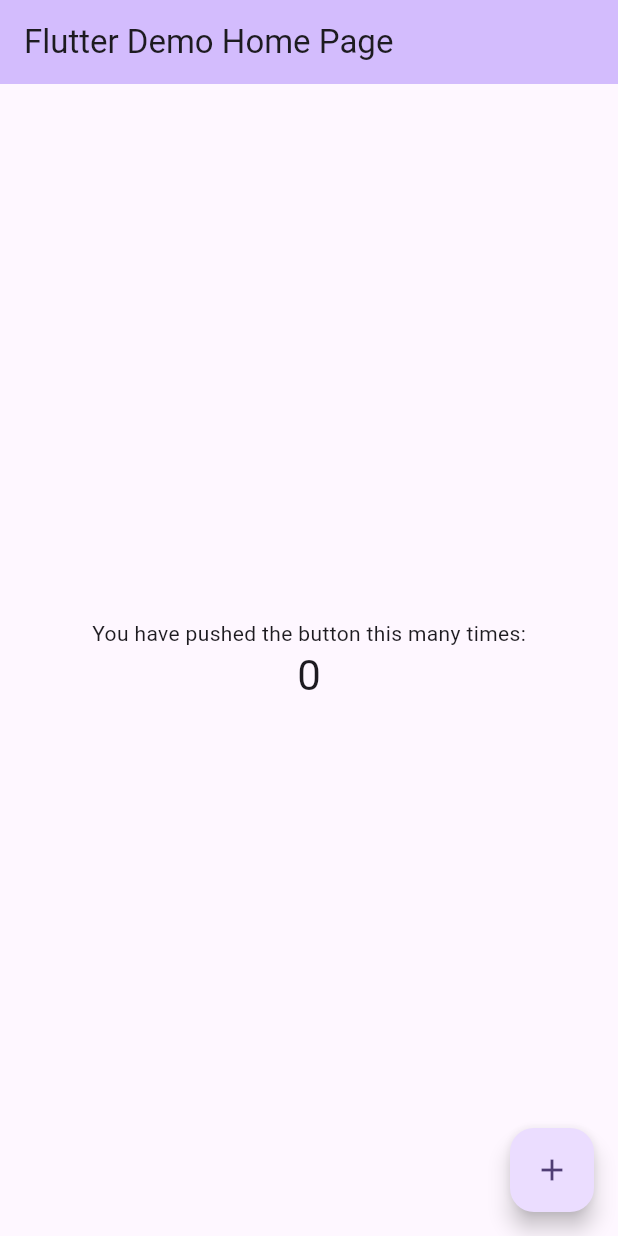
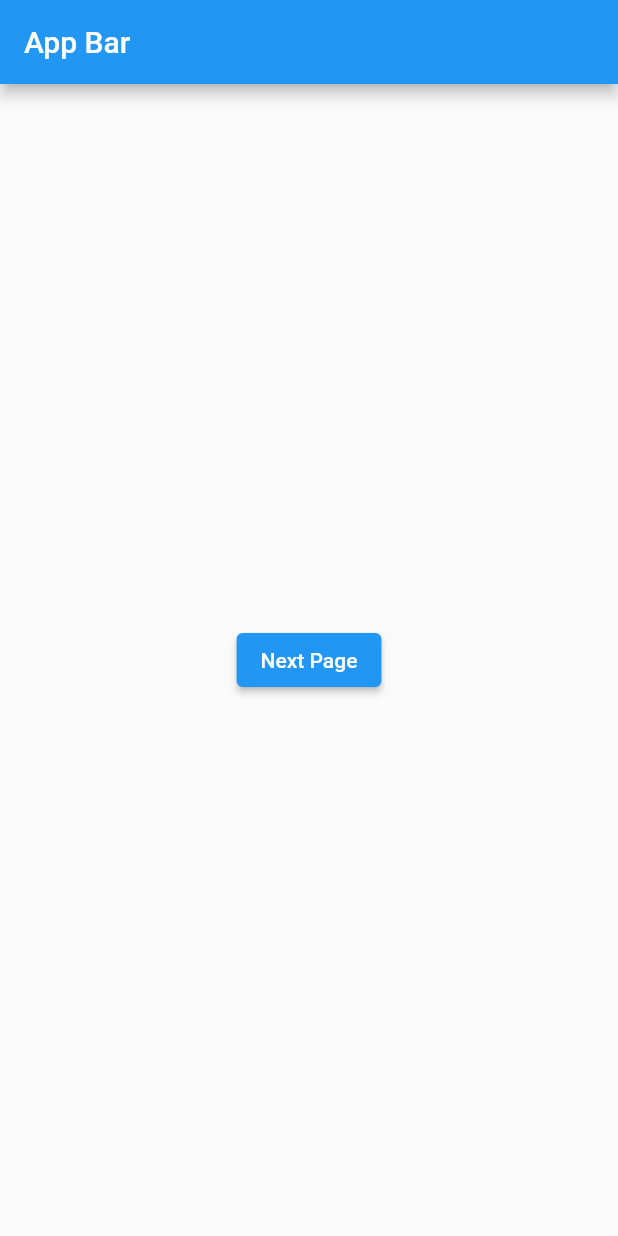
Before and after one commit to mrreiaz/flutter-in-mac, a Flutter app: the screen it shows after launch, on a phone screen of 412 x 824 dp. Run offline on Flutter 3.47's test engine with Material 2 defaults, Android fonts, the light colour scheme and no system bars.

Commit message:
Route for First page and secend page

```diff
--- a/lib/main.dart
+++ b/lib/main.dart
@@ -1,125 +1,27 @@
 import 'package:flutter/material.dart';
+import 'package:flutterinmac/pages/first_page.dart';
+import 'package:flutterinmac/pages/secend_page.dart';
 
 void main() {
-  runApp(const MyApp());
+  runApp(MyApp());
 }
 
 class MyApp extends StatelessWidget {
-  const MyApp({super.key});
+  MyApp({super.key});
 
-  // This widget is the root of your application.
-  @override
-  Widget build(BuildContext context) {
-    return MaterialApp(
-      title: 'Flutter Demo',
-      theme: ThemeData(
-        // This is the theme of your application.
-        //
-        // TRY THIS: Try running your application with "flutter run". You'll see
-        // the application has a blue toolbar. Then, without quitting the app,
-        // try changing the seedColor in the colorScheme below to Colors.green
-        // and then invoke "hot reload" (save your changes or press the "hot
-        // reload" button in a Flutter-supported IDE, or press "r" if you used
-        // the command line to start the app).
-        //
-        // Notice that the counter didn't reset back to zero; the application
-        // state is not lost during the reload. To reset the state, use hot
-        // restart instead.
-        //
-        // This works for code too, not just values: Most code changes can be
-        // tested with just a hot reload.
-        colorScheme: ColorScheme.fromSeed(seedColor: Colors.deepPurple),
-        useMaterial3: true,
-      ),
-      home: const MyHomePage(title: 'Flutter Demo Home Page'),
-    );
-  }
-}
-
-class MyHomePage extends StatefulWidget {
-  const MyHomePage({super.key, required this.title});
-
-  // This widget is the home page of your application. It is stateful, meaning
-  // that it has a State object (defined below) that contains fields that affect
-  // how it looks.
-
-  // This class is the configuration for the state. It holds the values (in this
-  // case the title) provided by the parent (in this case the App widget) and
-  // used by the build method of the State. Fields in a Widget subclass are
-  // always marked "final".
-
-  final String title;
-
-  @override
-  State<MyHomePage> createState() => _MyHomePageState();
-}
-
-class _MyHomePageState extends State<MyHomePage> {
-  int _counter = 0;
-
-  void _incrementCounter() {
-    setState(() {
-      // This call to setState tells the Flutter framework that something has
-      // changed in this State, which causes it to rerun the build method below
-      // so that the display can reflect the updated values. If we changed
-      // _counter without calling setState(), then the build method would not be
-      // called again, and so nothing would appear to happen.
-      _counter++;
-    });
+  void userTap() {
+    print("CLicked!");
   }
 
   @override
   Widget build(BuildContext context) {
-    // This method is rerun every time setState is called, for instance as done
-    // by the _incrementCounter method above.
-    //
-    // The Flutter framework has been optimized to make rerunning build methods
-    // fast, so that you can just rebuild anything that needs updating rather
-    // than having to individually change instances of widgets.
-    return Scaffold(
-      appBar: AppBar(
-        // TRY THIS: Try changing the color here to a specific color (to
-        // Colors.amber, perhaps?) and trigger a hot reload to see the AppBar
-        // change color while the other colors stay the same.
-        backgroundColor: Theme.of(context).colorScheme.inversePrimary,
-        // Here we take the value from the MyHomePage object that was created by
-        // the App.build method, and use it to set our appbar title.
-        title: Text(widget.title),
-      ),
-      body: Center(
-        // Center is a layout widget. It takes a single child and positions it
-        // in the middle of the parent.
-        child: Column(
-          // Column is also a layout widget. It takes a list of children and
-          // arranges them vertically. By default, it sizes itself to fit its
-          // children horizontally, and tries to be as tall as its parent.
-          //
-          // Column has various properties to control how it sizes itself and
-          // how it positions its children. Here we use mainAxisAlignment to
-          // center the children vertically; the main axis here is the vertical
-          // axis because Columns are vertical (the cross axis would be
-          // horizontal).
-          //
-          // TRY THIS: Invoke "debug painting" (choose the "Toggle Debug Paint"
-          // action in the IDE, or press "p" in the console), to see the
-          // wireframe for each widget.
-          mainAxisAlignment: MainAxisAlignment.center,
-          children: <Widget>[
-            const Text(
-              'You have pushed the button this many times:',
-            ),
-            Text(
-              '$_counter',
-              style: Theme.of(context).textTheme.headlineMedium,
-            ),
-          ],
-        ),
-      ),
-      floatingActionButton: FloatingActionButton(
-        onPressed: _incrementCounter,
-        tooltip: 'Increment',
-        child: const Icon(Icons.add),
-      ), // This trailing comma makes auto-formatting nicer for build methods.
+    return MaterialApp(
+      debugShowCheckedModeBanner: false,
+      home: FirstPage(),
+      routes: {
+        '/firstPage': (context) => FirstPage(),
+        '/secendPage': (context) => SecendPage(),
+      },
     );
   }
 }
--- /dev/null
+++ b/lib/pages/first_page.dart
@@ -0,0 +1,25 @@
+import 'package:flutter/material.dart';
+
+class FirstPage extends StatelessWidget {
+  const FirstPage({super.key});
+
+  @override
+  Widget build(BuildContext context) {
+    return Scaffold(
+      appBar: AppBar(
+        title: Text('App Bar'),
+      ),
+      body: Container(
+        child: Center(
+          child: ElevatedButton(
+            child: Text('Next Page'),
+            onPressed: () {
+              // go to next page
+              Navigator.pushNamed(context, '/secendPage');
+            },
+          ),
+        ),
+      ),
+    );
+  }
+}
```
Also changed, not shown: lib/pages/secend_page.dart (added, +25 -0 lines).
